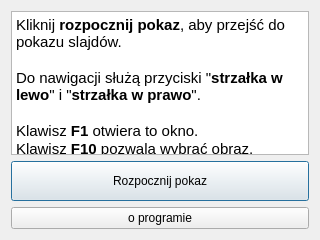
Old version of the form ImagePresenter/startandhelpscreen.ui in the repository bzyx/ImagePresenter.
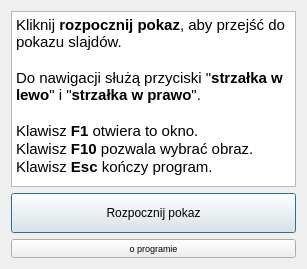
New version of the form. Icons and pictures are not drawn.

Patch:
```diff
--- a/ImagePresenter/startandhelpscreen.ui
+++ b/ImagePresenter/startandhelpscreen.ui
@@ -6,8 +6,8 @@
    <rect>
     <x>0</x>
     <y>0</y>
-    <width>320</width>
-    <height>240</height>
+    <width>307</width>
+    <height>269</height>
    </rect>
   </property>
   <property name="windowTitle">
@@ -80,6 +80,11 @@
    </item>
    <item>
     <widget class="QPushButton" name="pushButton">
+     <property name="font">
+      <font>
+       <pointsize>7</pointsize>
+      </font>
+     </property>
      <property name="text">
       <string>o programie</string>
      </property>
```
